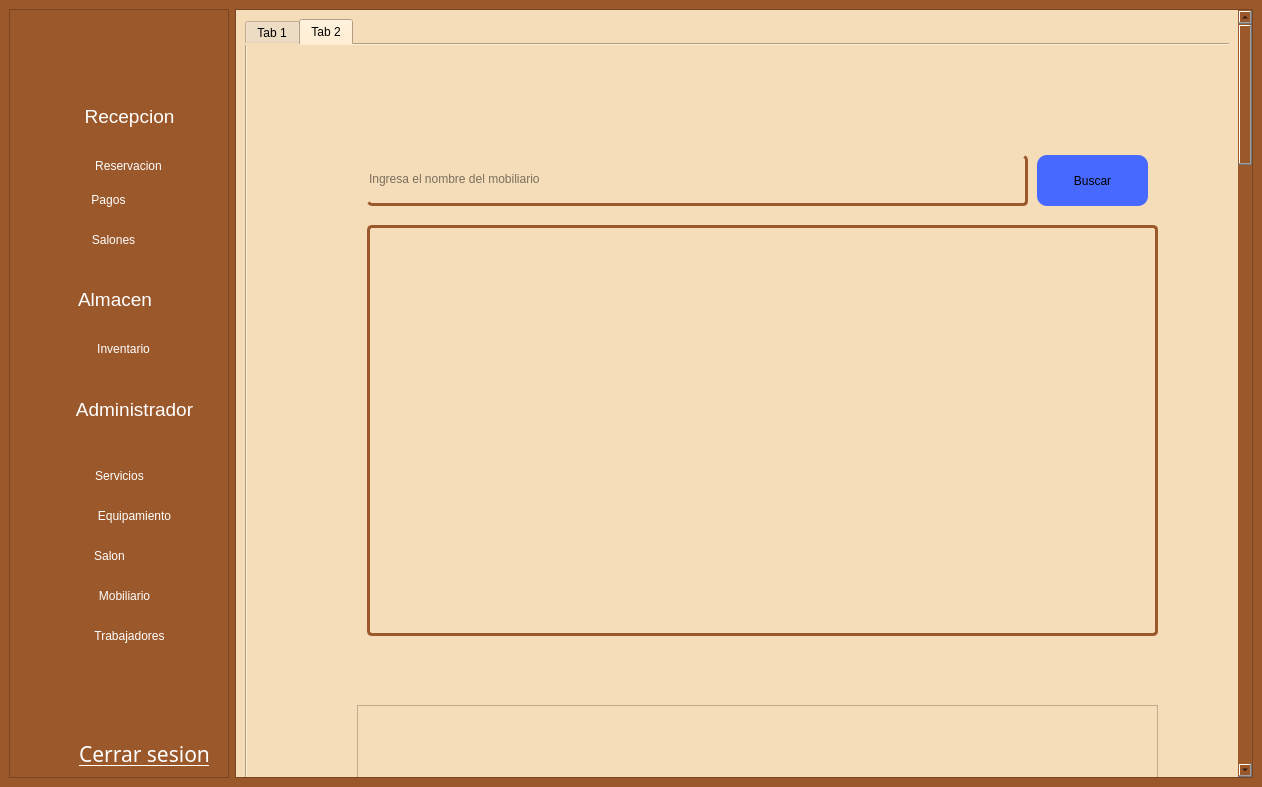
This is gui/admin_screen.ui in asp-laboratories/BookingRoom_Software as Qt 5 draws it before an edit. The edited form follows.
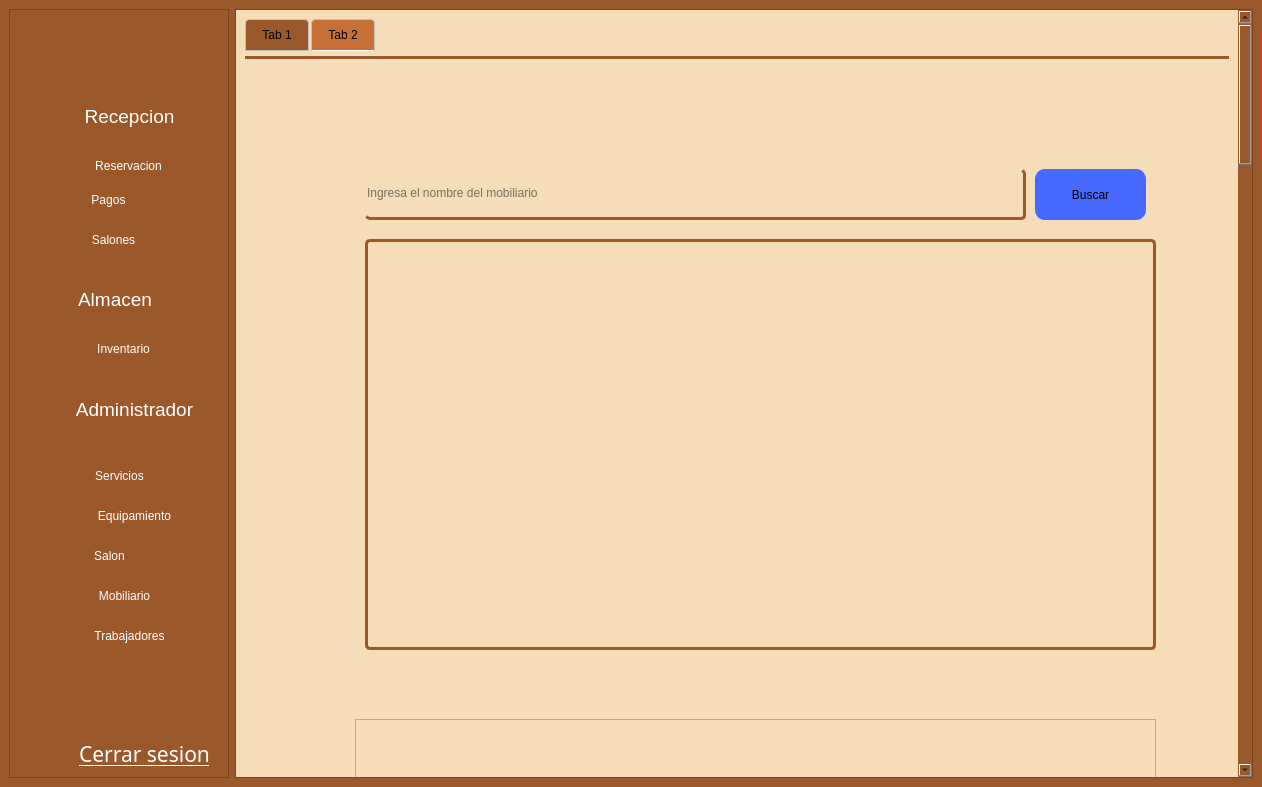
This is the edited form. The open tabs and pages were chosen to show the change. Icons and pictures are not drawn.

Commit message: feat(gui): Implementacion de un mejor "diseño" en la parte de buscar reservaciones y actualizacion en las pantallas de cambio de estado del mobiliario y equipamiento

Diff of the .ui file:
```diff
--- a/gui/admin_screen.ui
+++ b/gui/admin_screen.ui
@@ -7090,6 +7090,36 @@
               <height>1741</height>
              </rect>
             </property>
+            <property name="styleSheet">
+             <string notr="true">QTabWidget::pane {
+    border-top: 3px solid #9b582b;
+	color: rgb(155, 88, 43);
+    margin-top: 5px;
+}
+
+QTabWidget::tab-bar {
+    alignment: left;
+}
+
+QTabBar::tab {
+    background-color: #9b582b;
+	selection-color: rgb(155, 88, 43);
+    border: 1px solid #c0c0c0;
+    padding: 8px 16px;
+    margin-right: 2px;
+    border-top-left-radius: 4px;
+    border-top-right-radius: 4px;
+}
+
+QTabBar::tab:selected {
+    background-color: #c67037;
+    border-bottom-color: white;
+}
+
+QTabBar::tab:hover {
+    background-color: rgb(105, 60, 2)
+}</string>
+            </property>
             <property name="currentIndex">
              <number>1</number>
             </property>
```
Left out of the diff: 9 changed lines with no effect on the pictures. The commit also changes 1 other file.
